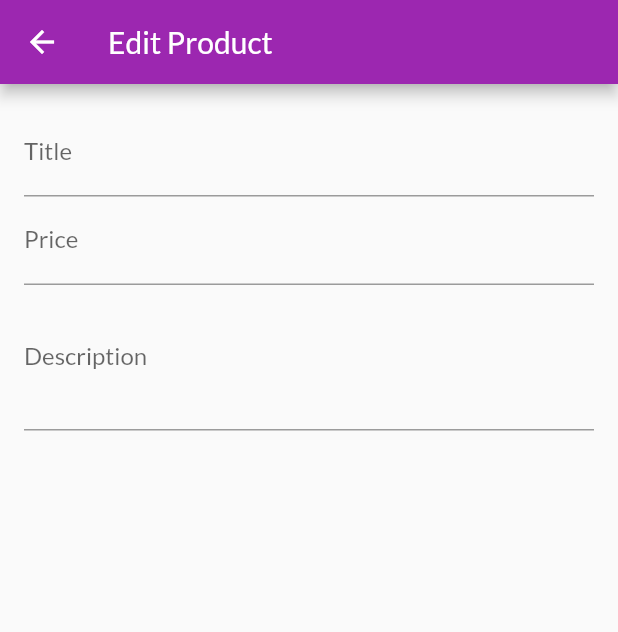
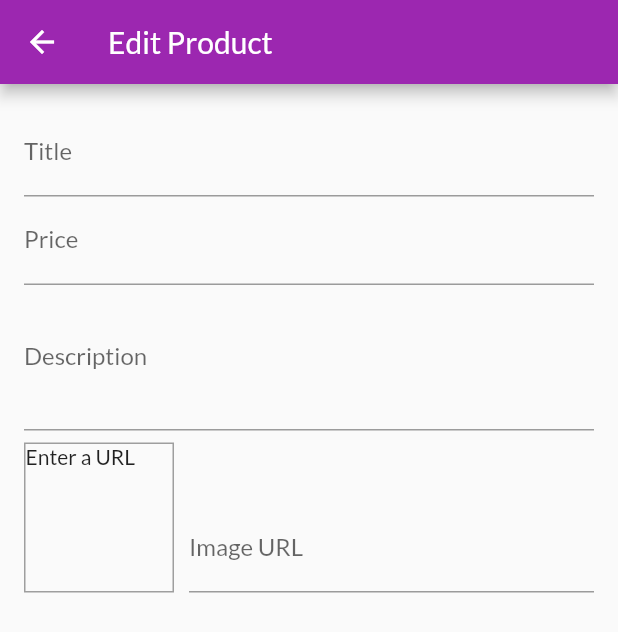
Before and after one commit to nischal08/shop_drop, a Flutter app: the EditProductScreen screen opened by its route, on a phone screen of 412 x 824 dp. Shown: the top 632 px of the screen. Run offline on Flutter 3.47's test engine with Material 2 defaults, Android fonts, the phone set to English and light mode, and no system bars; network calls fail.

Commit message:
fixed preview image not showing on the container

```diff
--- a/lib/providers/products.dart
+++ b/lib/providers/products.dart
@@ -2,6 +2,8 @@ import 'package:flutter/widgets.dart';
 import 'product.dart';
 
 class Products with ChangeNotifier {
+  String? imgUrl;
+
   List<Product> _items = [
     Product(
       id: 'p1',
@@ -38,11 +40,10 @@ class Products with ChangeNotifier {
   ];
 
   List<Product> get items {
-
     return [..._items];
   }
+
   List<Product> get favItems {
-
     return _items.where((prodItem) => prodItem.isFavorite).toList();
   }
 
@@ -50,11 +51,13 @@ class Products with ChangeNotifier {
     notifyListeners();
   }
 
-
-
-
-
   Product findById(String id) {
     return _items.firstWhere((product) => product.id == id);
   }
+
+  setProductImageUrl({String? url}) {
+    imgUrl = url;
+    notifyListeners();
+  }
+
 }
--- a/lib/screens/edit_product_screen.dart
+++ b/lib/screens/edit_product_screen.dart
@@ -1,4 +1,7 @@
 import 'package:flutter/material.dart';
+import 'package:provider/provider.dart';
+import 'package:shop_drop/providers/cart.dart';
+import 'package:shop_drop/providers/products.dart';
 
 class EditProductScreen extends StatefulWidget {
   static const routeName = '/edit-product';
@@ -8,16 +11,18 @@ class EditProductScreen extends StatefulWidget {
 
 class _EditProductScreenState extends State<EditProductScreen> {
   // final _priceFocusNode = FocusNode();
+  final _imageUrlController = TextEditingController();
 
   @override
   void dispose() {
-
     super.dispose();
     // _priceFocusNode.dispose();
+    _imageUrlController.dispose();
   }
 
   @override
   Widget build(BuildContext context) {
+    final Products _productsData = Provider.of<Products>(context);
     return Scaffold(
       appBar: AppBar(
         title: Text('Edit Product'),
@@ -45,6 +50,51 @@ class _EditProductScreenState extends State<EditProductScreen> {
                 decoration: InputDecoration(labelText: 'Description'),
                 textInputAction: TextInputAction.next,
               ),
+              Row(
+                crossAxisAlignment: CrossAxisAlignment.end,
+                children: [
+                  Container(
+                    width: 100,
+                    height: 100,
+                    margin: EdgeInsets.only(
+                      top: 8,
+                      right: 10,
+                    ),
+                    decoration: BoxDecoration(
+                      border: Border.all(
+                        width: 1,
+                        color: Colors.grey,
+                      ),
+                    ),
+                    child: _productsData.imgUrl == null
+                        ? Text("Enter a URL")
+                        : FittedBox(
+                            child: Image.network(
+                              _imageUrlController.text,
+                            ),
+                            fit: BoxFit.cover,
+                          ),
+                  ),
+
+                    Expanded(
+                      child: TextFormField(
+                        onChanged: (value) {
+                          _productsData.setProductImageUrl(
+                            url: _imageUrlController.text,
+                          );
+                        },
+                        onFieldSubmitted: (value) {
+                          _imageUrlController.clear();
+
+                        },
+                        controller: _imageUrlController,
+                        decoration: InputDecoration(labelText: 'Image URL'),
+                        keyboardType: TextInputType.url,
+                        textInputAction: TextInputAction.done,
+                      ),
+                    )
+                ],
+              )
             ],
           ),
         ),
```
